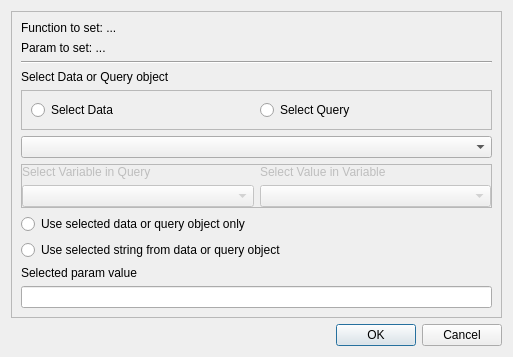
First picture: the form in ui/set_param_dialog.ui, repository usc-psychsim/psychsim-eval-gui, before the edit.
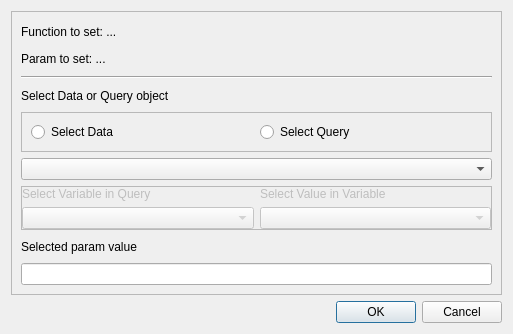
Second picture: the form after the edit.

Commit message: Remove old function param setting code

```diff
--- a/ui/set_param_dialog.ui
+++ b/ui/set_param_dialog.ui
@@ -7,7 +7,7 @@
     <x>0</x>
     <y>0</y>
     <width>513</width>
-    <height>323</height>
+    <height>334</height>
    </rect>
   </property>
   <property name="windowTitle">
@@ -138,20 +138,6 @@
         </layout>
        </widget>
       </item>
-      <item>
-       <widget class="QRadioButton" name="use_obj_radio">
-        <property name="text">
-         <string>Use selected data or query object only</string>
-        </property>
-       </widget>
-      </item>
-      <item>
-       <widget class="QRadioButton" name="use_str_radio">
-        <property name="text">
-         <string>Use selected string from data or query object</string>
-        </property>
-       </widget>
-      </item>
       <item>
        <widget class="QLabel" name="label_3">
         <property name="text">
```
The commit also changes 5 other files.
